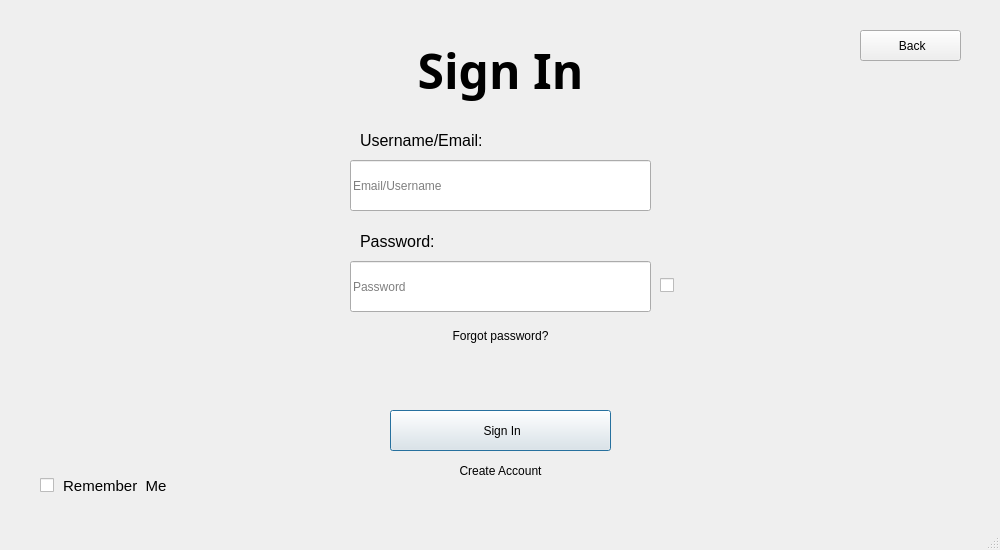
First picture: the form in Main/client/gui/ui/login.ui, repository SuperName3102/Final-Project, before the edit.
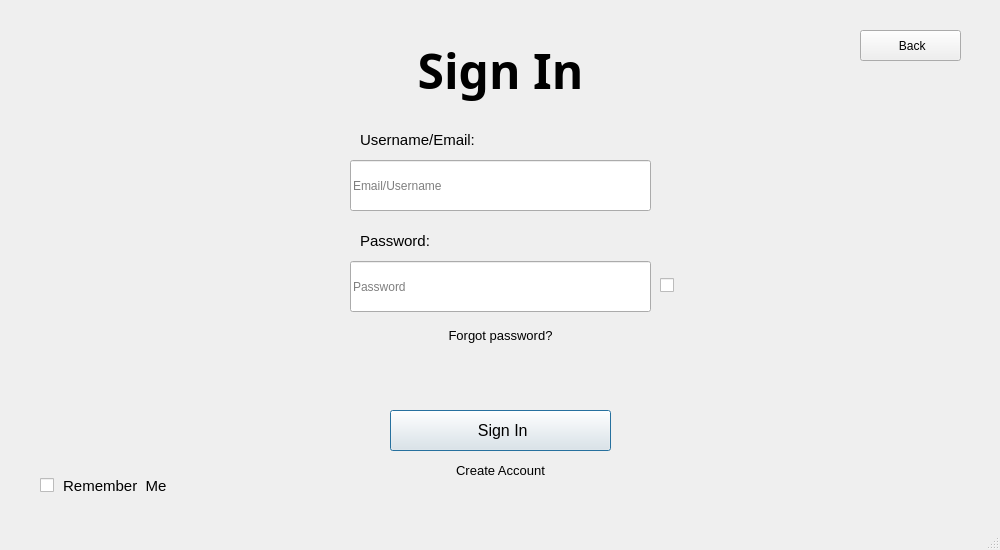
Second picture: the form after the edit.

The edit to the form file:
```diff
--- a/Main/client/gui/ui/login.ui
+++ b/Main/client/gui/ui/login.ui
@@ -83,6 +83,11 @@
       <height>41</height>
      </rect>
     </property>
+    <property name="font">
+     <font>
+      <pointsize>12</pointsize>
+     </font>
+    </property>
     <property name="styleSheet">
      <string notr="true"/>
     </property>
@@ -114,8 +119,13 @@
       <height>21</height>
      </rect>
     </property>
+    <property name="font">
+     <font>
+      <pointsize>11</pointsize>
+     </font>
+    </property>
     <property name="text">
-     <string>&lt;html&gt;&lt;head/&gt;&lt;body&gt;&lt;p&gt;&lt;span style=&quot; font-size:12pt;&quot;&gt;Password:&lt;/span&gt;&lt;/p&gt;&lt;/body&gt;&lt;/html&gt;</string>
+     <string>&lt;html&gt;&lt;head/&gt;&lt;body&gt;&lt;p&gt;&lt;span&gt;Password:&lt;/span&gt;&lt;/p&gt;&lt;/body&gt;&lt;/html&gt;</string>
     </property>
     <property name="alignment">
      <set>Qt::AlignmentFlag::AlignLeading|Qt::AlignmentFlag::AlignLeft|Qt::AlignmentFlag::AlignVCenter</set>
@@ -130,8 +140,13 @@
       <height>21</height>
      </rect>
     </property>
+    <property name="font">
+     <font>
+      <pointsize>11</pointsize>
+     </font>
+    </property>
     <property name="text">
-     <string>&lt;html&gt;&lt;head/&gt;&lt;body&gt;&lt;p&gt;&lt;span style=&quot; font-size:12pt;&quot;&gt;Username/Email:&lt;/span&gt;&lt;/p&gt;&lt;/body&gt;&lt;/html&gt;</string>
+     <string>&lt;html&gt;&lt;head/&gt;&lt;body&gt;&lt;p&gt;&lt;span&gt;Username/Email:&lt;/span&gt;&lt;/p&gt;&lt;/body&gt;&lt;/html&gt;</string>
     </property>
     <property name="alignment">
      <set>Qt::AlignmentFlag::AlignLeading|Qt::AlignmentFlag::AlignLeft|Qt::AlignmentFlag::AlignVCenter</set>
@@ -182,11 +197,16 @@
     <property name="geometry">
      <rect>
       <x>660</x>
-      <y>270</y>
-      <width>21</width>
-      <height>31</height>
+      <y>260</y>
+      <width>41</width>
+      <height>51</height>
      </rect>
     </property>
+    <property name="font">
+     <font>
+      <pointsize>9</pointsize>
+     </font>
+    </property>
     <property name="text">
      <string/>
     </property>
@@ -235,6 +255,11 @@
       <height>31</height>
      </rect>
     </property>
+    <property name="font">
+     <font>
+      <pointsize>10</pointsize>
+     </font>
+    </property>
     <property name="text">
      <string>Forgot password?</string>
     </property>
@@ -251,6 +276,11 @@
       <height>21</height>
      </rect>
     </property>
+    <property name="font">
+     <font>
+      <pointsize>10</pointsize>
+     </font>
+    </property>
     <property name="styleSheet">
      <string notr="true"/>
     </property>
```
Left out of the diff: 3 changed lines with no effect on the pictures.
